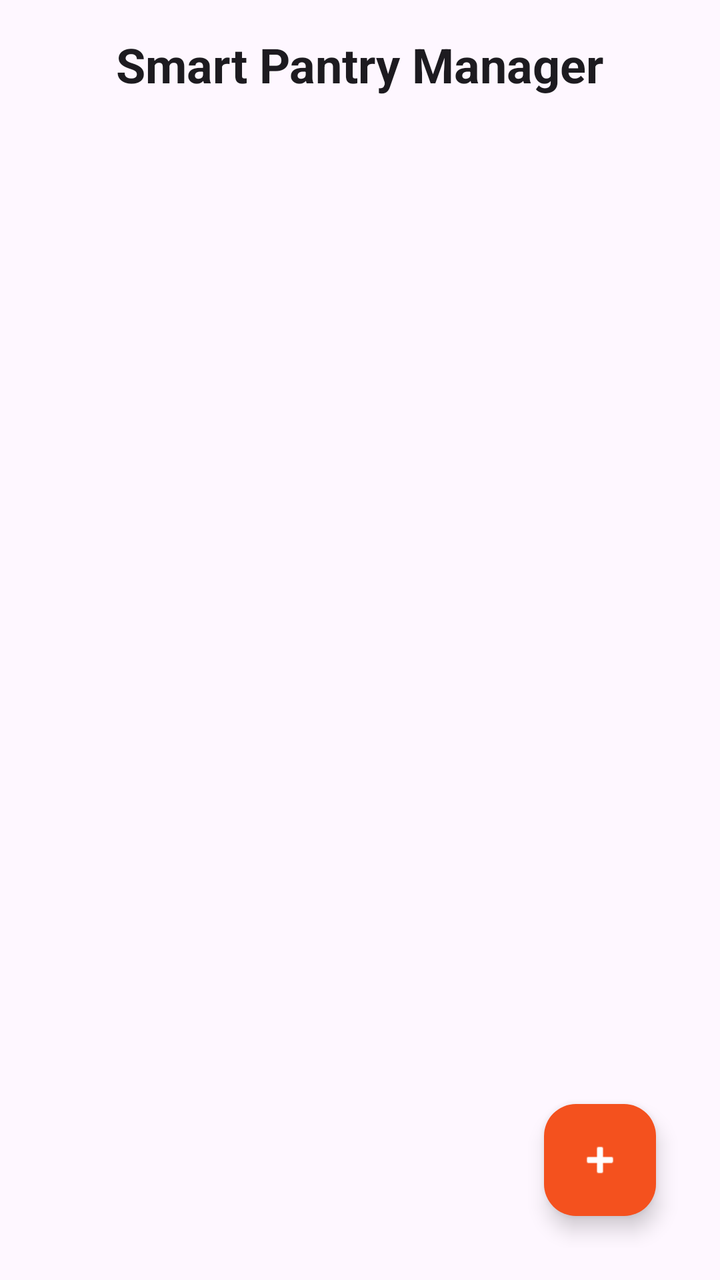
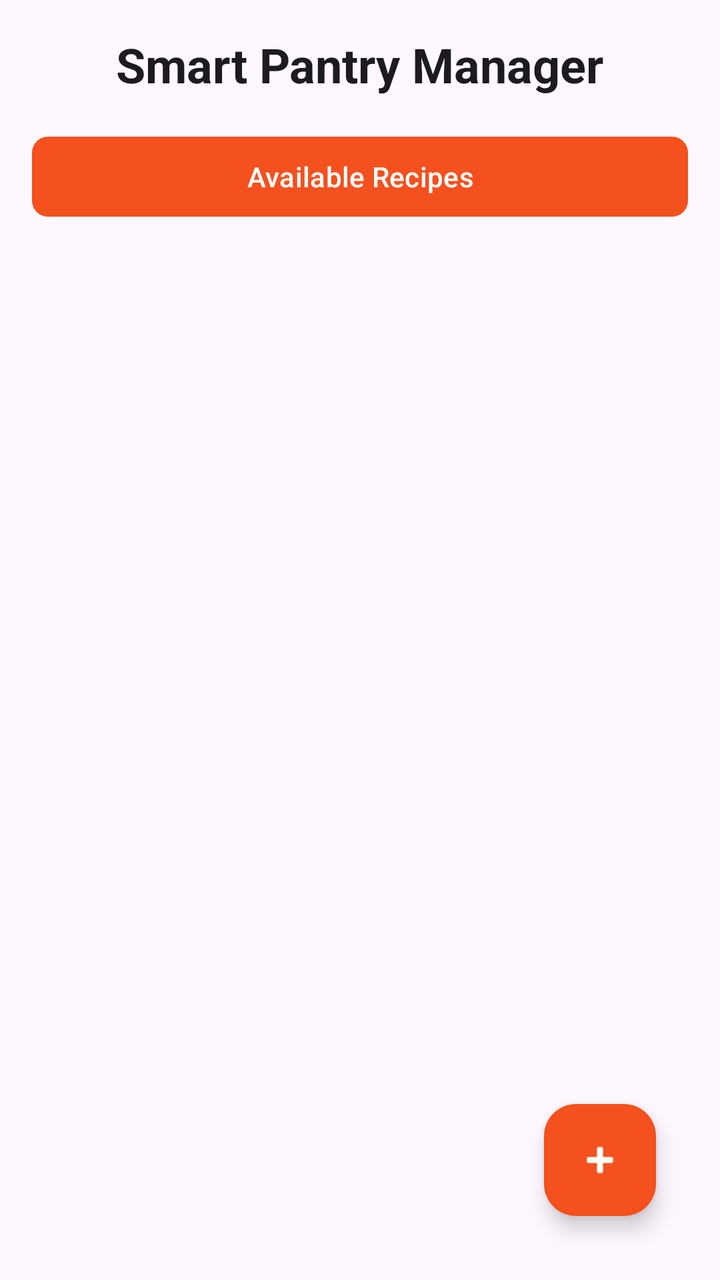

Before-and-after screenshots of an Android layout around one commit, followed by the original layout XML and the change that was made.
<!-- AndroidManifest.xml: application theme Theme.SmartPantryManager -->
<!-- res/layout/activity_main.xml -->
<?xml version="1.0" encoding="utf-8"?>
<RelativeLayout xmlns:android="http://schemas.android.com/apk/res/android"
    xmlns:app="http://schemas.android.com/apk/res-auto"
    android:id="@+id/main"
    android:layout_width="match_parent"
    android:layout_height="match_parent"
    android:padding="16dp"
    android:background="?attr/colorSurface">

    <TextView
        android:id="@+id/tvPantryTitle"
        android:layout_width="wrap_content"
        android:layout_height="wrap_content"
        android:text="Smart Pantry Manager"
        android:textSize="24sp"
        android:textStyle="bold"
        android:textColor="?attr/colorOnSurface"
        android:layout_centerHorizontal="true"
        android:layout_marginBottom="16dp"/>

    <androidx.recyclerview.widget.RecyclerView
        android:id="@+id/recyclerViewPantry"
        android:layout_width="match_parent"
        android:layout_height="match_parent"
        android:layout_below="@id/tvPantryTitle"
        android:scrollbars="vertical"/>

    <com.google.android.material.floatingactionbutton.FloatingActionButton
        android:id="@+id/fabAddIngredient"
        android:layout_width="wrap_content"
        android:layout_height="wrap_content"
        android:layout_alignParentBottom="true"
        android:layout_alignParentEnd="true"
        android:layout_margin="16dp"
        android:src="@android:drawable/ic_input_add"
        app:backgroundTint="?attr/colorPrimary"
        app:tint="?attr/colorOnPrimary"
        android:contentDescription="Add Ingredient" />

</RelativeLayout>
<!-- resources referenced by this layout -->
<resources>
  <style name="Theme.SmartPantryManager" parent="Base.Theme.SmartPantryManager" />
  <style name="Base.Theme.SmartPantryManager" parent="Theme.Material3.DayNight">
  
          <item name="colorPrimary">@color/primary</item>
          <item name="android:statusBarColor">@color/primary_dark</item>
  
      </style>
  <color name="primary">#F4511E</color>
  <color name="primary_dark">#D84315</color>
</resources>

<!-- the commit's change to res/layout/activity_main.xml (unified diff, before → after) -->
@@ -18,11 +18,20 @@
         android:layout_centerHorizontal="true"
         android:layout_marginBottom="16dp"/>
 
+    <com.google.android.material.button.MaterialButton
+        android:id="@+id/btnViewRecipes"
+        android:layout_width="match_parent"
+        android:layout_height="wrap_content"
+        android:layout_below="@id/tvPantryTitle"
+        android:layout_marginBottom="16dp"
+        android:text="Available Recipes"
+        app:cornerRadius="8dp" />
+
     <androidx.recyclerview.widget.RecyclerView
         android:id="@+id/recyclerViewPantry"
         android:layout_width="match_parent"
         android:layout_height="match_parent"
-        android:layout_below="@id/tvPantryTitle"
+        android:layout_below="@id/btnViewRecipes"
         android:scrollbars="vertical"/>
 
     <com.google.android.material.floatingactionbutton.FloatingActionButton
